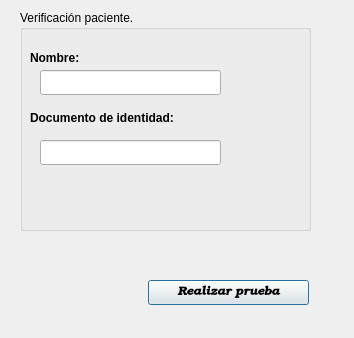
This is PA/paciente.ui in keisy43/Proecto_final_alse as Qt 5 draws it before an edit. The edited form follows.
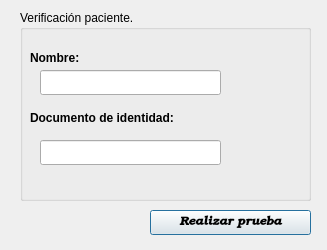
This is the edited form.

```diff
--- a/PA/paciente.ui
+++ b/PA/paciente.ui
@@ -6,8 +6,8 @@
    <rect>
     <x>0</x>
     <y>0</y>
-    <width>354</width>
-    <height>338</height>
+    <width>327</width>
+    <height>250</height>
    </rect>
   </property>
   <property name="windowTitle">
@@ -19,7 +19,7 @@
      <x>20</x>
      <y>10</y>
      <width>291</width>
-     <height>221</height>
+     <height>191</height>
     </rect>
    </property>
    <property name="styleSheet">
@@ -78,8 +78,8 @@
   <widget class="QPushButton" name="pushButton">
    <property name="geometry">
     <rect>
-     <x>148</x>
-     <y>280</y>
+     <x>150</x>
+     <y>210</y>
      <width>161</width>
      <height>25</height>
     </rect>
```
